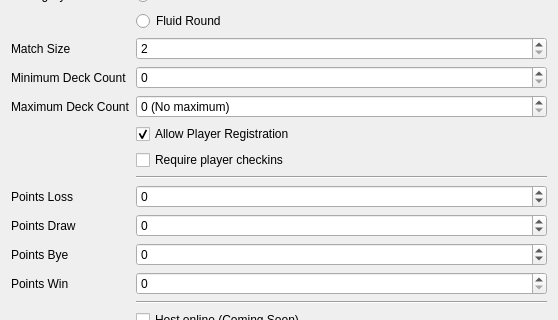
Old version of the form src/ui/menubar/file/createtournamentdialogue.ui in the repository SquireTournamentServices/SquireDesktop; both pictures show x 0 to 558 and y 145 to 465 of the 558 by 583 pixel window.
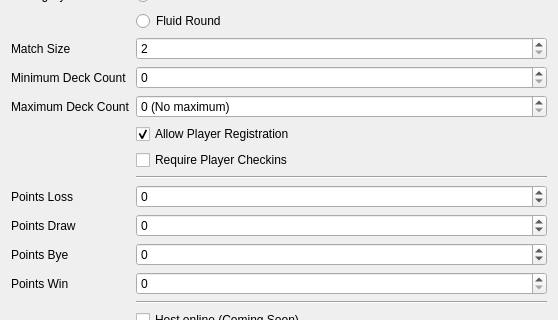
New version of the form. Icons and pictures are not drawn.

Commit message: feat: add elements to ui

What changed in the file:
```diff
--- a/src/ui/menubar/file/createtournamentdialogue.ui
+++ b/src/ui/menubar/file/createtournamentdialogue.ui
@@ -174,7 +174,7 @@
    <item row="12" column="1">
     <widget class="QCheckBox" name="requirePlayerCheckins">
      <property name="text">
-      <string>Require player checkins</string>
+      <string>Require Player Checkins</string>
      </property>
     </widget>
    </item>
```
Left out of the diff: 4 changed lines with no effect on the pictures. The commit also changes 2 other files.
